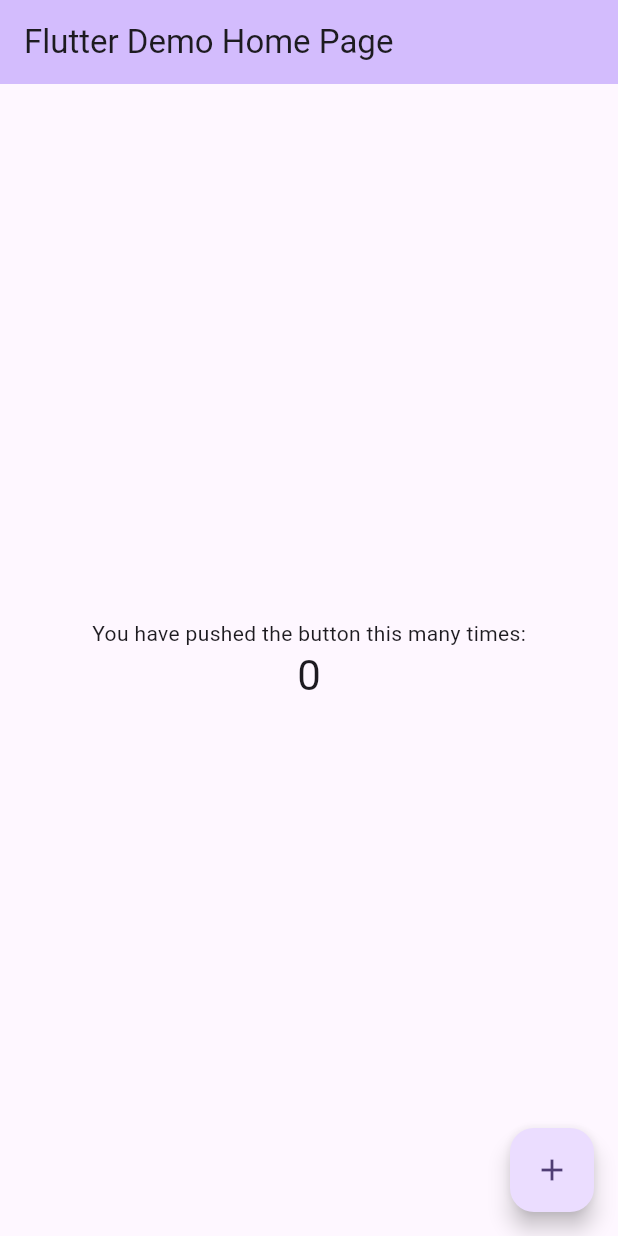
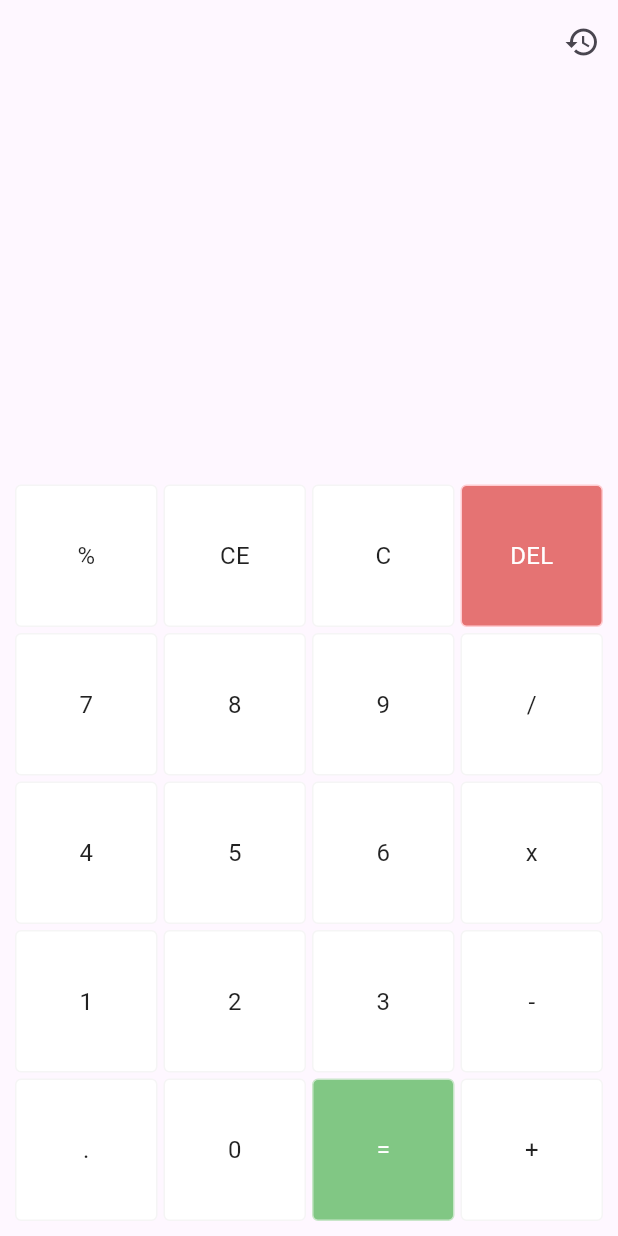
Before and after one commit to DiemUyen/Calculator, a Flutter app: the screen it shows after launch, on a phone screen of 412 x 824 dp. Run offline on Flutter 3.47's test engine with Material 2 defaults, Android fonts, the phone set to English and light mode, and no system bars; our stand-ins replace flutter_mobx, mobx; generated files the repository leaves out were written again.

Commit message:
Calculator view and logic

```diff
--- a/lib/main.dart
+++ b/lib/main.dart
@@ -1,4 +1,8 @@
 import 'package:flutter/material.dart';
+import 'package:provider/provider.dart';
+
+import 'models/expression.dart';
+import 'views/calculator_view.dart';
 
 void main() {
   runApp(const MyApp());
@@ -7,119 +11,19 @@ void main() {
 class MyApp extends StatelessWidget {
   const MyApp({super.key});
 
-  // This widget is the root of your application.
   @override
-  Widget build(BuildContext context) {
-    return MaterialApp(
-      title: 'Flutter Demo',
-      theme: ThemeData(
-        // This is the theme of your application.
-        //
-        // TRY THIS: Try running your application with "flutter run". You'll see
-        // the application has a blue toolbar. Then, without quitting the app,
-        // try changing the seedColor in the colorScheme below to Colors.green
-        // and then invoke "hot reload" (save your changes or press the "hot
-        // reload" button in a Flutter-supported IDE, or press "r" if you used
-        // the command line to start the app).
-        //
-        // Notice that the counter didn't reset back to zero; the application
-        // state is not lost during the reload. To reset the state, use hot
-        // restart instead.
-        //
-        // This works for code too, not just values: Most code changes can be
-        // tested with just a hot reload.
-        colorScheme: ColorScheme.fromSeed(seedColor: Colors.deepPurple),
-        useMaterial3: true,
-      ),
-      home: const MyHomePage(title: 'Flutter Demo Home Page'),
-    );
-  }
+  Widget build(BuildContext context) => MultiProvider(
+        providers: [
+          Provider<Expression>(create: (_) => Expression()),
+        ],
+        child: MaterialApp(
+          debugShowCheckedModeBanner: false,
+          title: 'Calculator',
+          theme: ThemeData(
+            primarySwatch: Colors.purple,
+            useMaterial3: true,
+          ),
+          home: const CalculatorView(),
+        ),
+      );
 }
-
-class MyHomePage extends StatefulWidget {
-  const MyHomePage({super.key, required this.title});
-
-  // This widget is the home page of your application. It is stateful, meaning
-  // that it has a State object (defined below) that contains fields that affect
-  // how it looks.
-
-  // This class is the configuration for the state. It holds the values (in this
-  // case the title) provided by the parent (in this case the App widget) and
-  // used by the build method of the State. Fields in a Widget subclass are
-  // always marked "final".
-
-  final String title;
-
-  @override
-  State<MyHomePage> createState() => _MyHomePageState();
-}
-
-class _MyHomePageState extends State<MyHomePage> {
-  int _counter = 0;
-
-  void _incrementCounter() {
-    setState(() {
-      // This call to setState tells the Flutter framework that something has
-      // changed in this State, which causes it to rerun the build method below
-      // so that the display can reflect the updated values. If we changed
-      // _counter without calling setState(), then the build method would not be
-      // called again, and so nothing would appear to happen.
-      _counter++;
-    });
-  }
-
-  @override
-  Widget build(BuildContext context) {
-    // This method is rerun every time setState is called, for instance as done
-    // by the _incrementCounter method above.
-    //
-    // The Flutter framework has been optimized to make rerunning build methods
-    // fast, so that you can just rebuild anything that needs updating rather
-    // than having to individually change instances of widgets.
-    return Scaffold(
-      appBar: AppBar(
-        // TRY THIS: Try changing the color here to a specific color (to
-        // Colors.amber, perhaps?) and trigger a hot reload to see the AppBar
-        // change color while the other colors stay the same.
-        backgroundColor: Theme.of(context).colorScheme.inversePrimary,
-        // Here we take the value from the MyHomePage object that was created by
-        // the App.build method, and use it to set our appbar title.
-        title: Text(widget.title),
-      ),
-      body: Center(
-        // Center is a layout widget. It takes a single child and positions it
-        // in the middle of the parent.
-        child: Column(
-          // Column is also a layout widget. It takes a list of children and
-          // arranges them vertically. By default, it sizes itself to fit its
-          // children horizontally, and tries to be as tall as its parent.
-          //
-          // Column has various properties to control how it sizes itself and
-          // how it positions its children. Here we use mainAxisAlignment to
-          // center the children vertically; the main axis here is the vertical
-          // axis because Columns are vertical (the cross axis would be
-          // horizontal).
-          //
-          // TRY THIS: Invoke "debug painting" (choose the "Toggle Debug Paint"
-          // action in the IDE, or press "p" in the console), to see the
-          // wireframe for each widget.
-          mainAxisAlignment: MainAxisAlignment.center,
-          children: <Widget>[
-            const Text(
-              'You have pushed the button this many times:',
-            ),
-            Text(
-              '$_counter',
-              style: Theme.of(context).textTheme.headlineMedium,
-            ),
-          ],
-        ),
-      ),
-      floatingActionButton: FloatingActionButton(
-        onPressed: _incrementCounter,
-        tooltip: 'Increment',
-        child: const Icon(Icons.add),
-      ), // This trailing comma makes auto-formatting nicer for build methods.
-    );
-  }
-}
--- /dev/null
+++ b/lib/utils/buttons.dart
@@ -0,0 +1,48 @@
+import 'package:flutter/material.dart';
+
+class Button {
+  final String symbol;
+  final Color foregroundColor;
+  final Color backgroundColor;
+  final MaterialColor borderColor;
+
+  Button(
+    this.symbol, {
+    this.foregroundColor = Colors.black87,
+    this.backgroundColor = Colors.white,
+    this.borderColor = Colors.grey,
+  });
+}
+
+final buttons = <Button>[
+  Button('%'),
+  Button('CE'),
+  Button('C'),
+  Button(
+    'DEL',
+    foregroundColor: Colors.white,
+    backgroundColor: Colors.red.shade300,
+    borderColor: Colors.red,
+  ),
+  Button('7'),
+  Button('8'),
+  Button('9'),
+  Button('/'),
+  Button('4'),
+  Button('5'),
+  Button('6'),
+  Button('x'),
+  Button('1'),
+  Button('2'),
+  Button('3'),
+  Button('-'),
+  Button('.'),
+  Button('0'),
+  Button(
+    '=',
+    foregroundColor: Colors.white,
+    backgroundColor: Colors.green.shade300,
+    borderColor: Colors.green,
+  ),
+  Button('+'),
+];
--- /dev/null
+++ b/lib/views/calculator_view.dart
@@ -0,0 +1,90 @@
+import 'package:flutter/material.dart';
+import 'package:flutter_mobx/flutter_mobx.dart';
+import 'package:provider/provider.dart';
+
+import '../models/expression.dart';
+import '../utils/buttons.dart';
+import '../widgets/calculator_button_widget.dart';
+import 'history_view.dart';
+
+class CalculatorView extends StatefulWidget {
+  const CalculatorView({super.key});
+
+  @override
+  State<CalculatorView> createState() => _CalculatorViewState();
+}
+
+class _CalculatorViewState extends State<CalculatorView> {
+  @override
+  Widget build(BuildContext context) {
+    final expression = Provider.of<Expression>(context);
+
+    return Scaffold(
+      appBar: AppBar(
+        actions: [
+          IconButton(
+            icon: Icon(Icons.history),
+            onPressed: () {
+              Navigator.push(
+                context,
+                MaterialPageRoute(
+                  builder: (context) => HistoryView(),
+                ),
+              );
+            },
+          ),
+        ],
+      ),
+      body: Column(
+        crossAxisAlignment: CrossAxisAlignment.end,
+        children: [
+          Expanded(
+            child: Padding(
+              padding: const EdgeInsets.symmetric(horizontal: 24.0),
+              child: Observer(
+                builder: (_) => Column(
+                  crossAxisAlignment: CrossAxisAlignment.end,
+                  children: [
+                    Text(
+                      expression.expression,
+                      style: TextStyle(
+                        color: Colors.grey,
+                        fontSize: 14,
+                      ),
+                      textAlign: TextAlign.end,
+                    ),
+                    const SizedBox(height: 8),
+                    const Spacer(),
+                    Text(
+                      expression.result,
+                      style: TextStyle(
+                        fontSize: 24,
+                        color: Colors.black87,
+                      ),
+                    ),
+                  ],
+                ),
+              ),
+            ),
+          ),
+          const SizedBox(
+            height: 12,
+          ),
+          Padding(
+            padding: const EdgeInsets.all(8.0),
+            child: GridView.builder(
+              shrinkWrap: true,
+              gridDelegate:
+                  SliverGridDelegateWithFixedCrossAxisCount(crossAxisCount: 4),
+              physics: NeverScrollableScrollPhysics(),
+              itemCount: buttons.length,
+              itemBuilder: (context, index) => CalculatorButton(
+                button: buttons[index],
+              ),
+            ),
+          ),
+        ],
+      ),
+    );
+  }
+}
--- /dev/null
+++ b/lib/widgets/calculator_button_widget.dart
@@ -0,0 +1,43 @@
+import 'package:flutter/material.dart';
+import 'package:provider/provider.dart';
+
+import '../models/expression.dart';
+import '../utils/buttons.dart';
+
+class CalculatorButton extends StatelessWidget {
+  const CalculatorButton({super.key, required this.button});
+
+  final Button button;
+
+  @override
+  Widget build(BuildContext context) {
+    final expression = Provider.of<Expression>(context);
+
+    return Container(
+      margin: EdgeInsets.all(2),
+      decoration: BoxDecoration(
+        border: Border.all(
+          color: button.borderColor.shade100,
+        ),
+        borderRadius: BorderRadius.circular(4),
+        color: button.backgroundColor,
+      ),
+      clipBehavior: Clip.antiAlias,
+      child: InkWell(
+        borderRadius: BorderRadius.circular(4),
+        child: Center(
+          child: Text(
+            button.symbol,
+            style: TextStyle(
+              fontSize: 16,
+              color: button.foregroundColor,
+            ),
+          ),
+        ),
+        onTap: () {
+          expression.addExpression(button.symbol);
+        },
+      ),
+    );
+  }
+}
--- a/pubspec.yaml
+++ b/pubspec.yaml
@@ -35,6 +35,9 @@ dependencies:
   # The following adds the Cupertino Icons font to your application.
   # Use with the CupertinoIcons class for iOS style icons.
   cupertino_icons: ^1.0.2
+  mobx: ^2.2.0
+  flutter_mobx: ^2.0.6+5
+  provider: ^6.0.5
 
 dev_dependencies:
   flutter_test:
@@ -46,6 +49,8 @@ dev_dependencies:
   # package. See that file for information about deactivating specific lint
   # rules and activating additional ones.
   flutter_lints: ^2.0.0
+  build_runner: ^2.4.6
+  mobx_codegen: ^2.4.0
 
 # For information on the generic Dart part of this file, see the
 # following page: https://dart.dev/tools/pub/pubspec
```
Also changed, not shown: analysis_options.yaml (+59 -0 lines), lib/models/expression.dart (added, +151 -0 lines), lib/views/history_view.dart (added, +24 -0 lines), lib/widgets/history_item.dart (added, +12 -0 lines), lib/models/expression.g.dart (added), lib/models/history.dart (added), 1 other file.
